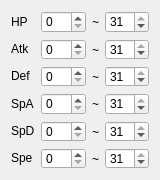
Before: the Qt Designer form Forms/Controls/IVFilter.ui in Admiral-Fish/PokeFinder, drawn with Qt 5.
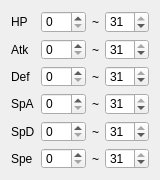
After: the same form once the commit is applied. Custom widgets are drawn as their Qt base class.

Patch:
```diff
--- a/Forms/Controls/IVFilter.ui
+++ b/Forms/Controls/IVFilter.ui
@@ -23,7 +23,7 @@
    <item row="0" column="0">
     <widget class="Label" name="labelHP">
      <property name="sizePolicy">
-      <sizepolicy hsizetype="Fixed" vsizetype="Fixed">
+      <sizepolicy hsizetype="Fixed" vsizetype="Preferred">
        <horstretch>0</horstretch>
        <verstretch>0</verstretch>
       </sizepolicy>
@@ -78,7 +78,7 @@
    <item row="1" column="0">
     <widget class="Label" name="labelAtk">
      <property name="sizePolicy">
-      <sizepolicy hsizetype="Fixed" vsizetype="Fixed">
+      <sizepolicy hsizetype="Fixed" vsizetype="Preferred">
        <horstretch>0</horstretch>
        <verstretch>0</verstretch>
       </sizepolicy>
@@ -127,7 +127,7 @@
    <item row="2" column="0">
     <widget class="Label" name="labelDef">
      <property name="sizePolicy">
-      <sizepolicy hsizetype="Fixed" vsizetype="Fixed">
+      <sizepolicy hsizetype="Fixed" vsizetype="Preferred">
        <horstretch>0</horstretch>
        <verstretch>0</verstretch>
       </sizepolicy>
@@ -176,7 +176,7 @@
    <item row="3" column="0">
     <widget class="Label" name="labelSpA">
      <property name="sizePolicy">
-      <sizepolicy hsizetype="Fixed" vsizetype="Fixed">
+      <sizepolicy hsizetype="Fixed" vsizetype="Preferred">
        <horstretch>0</horstretch>
        <verstretch>0</verstretch>
       </sizepolicy>
@@ -225,7 +225,7 @@
    <item row="4" column="0">
     <widget class="Label" name="labelSpD">
      <property name="sizePolicy">
-      <sizepolicy hsizetype="Fixed" vsizetype="Fixed">
+      <sizepolicy hsizetype="Fixed" vsizetype="Preferred">
        <horstretch>0</horstretch>
        <verstretch>0</verstretch>
       </sizepolicy>
@@ -274,7 +274,7 @@
    <item row="5" column="0">
     <widget class="Label" name="labelSpe">
      <property name="sizePolicy">
-      <sizepolicy hsizetype="Fixed" vsizetype="Fixed">
+      <sizepolicy hsizetype="Fixed" vsizetype="Preferred">
        <horstretch>0</horstretch>
        <verstretch>0</verstretch>
       </sizepolicy>
```
Left out of the diff: 36 changed lines with no effect on the pictures.
